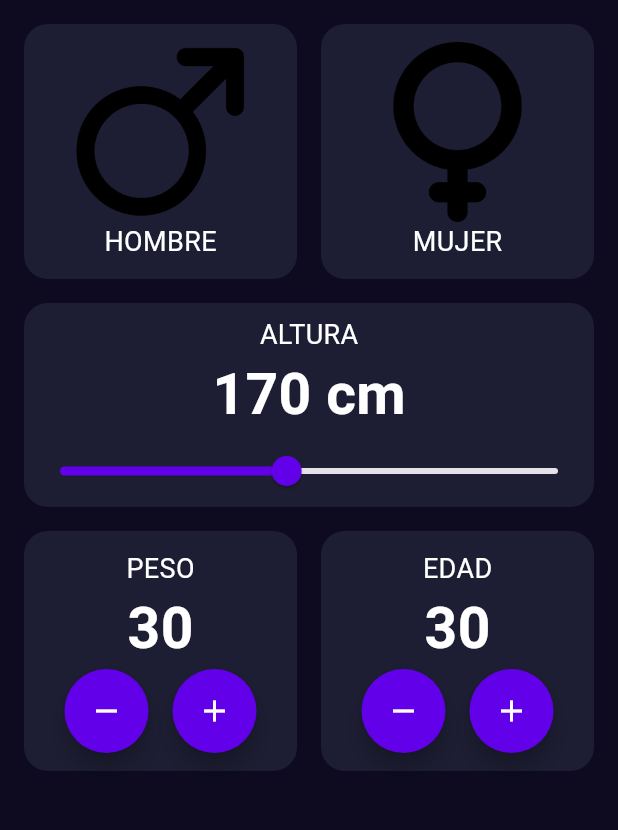
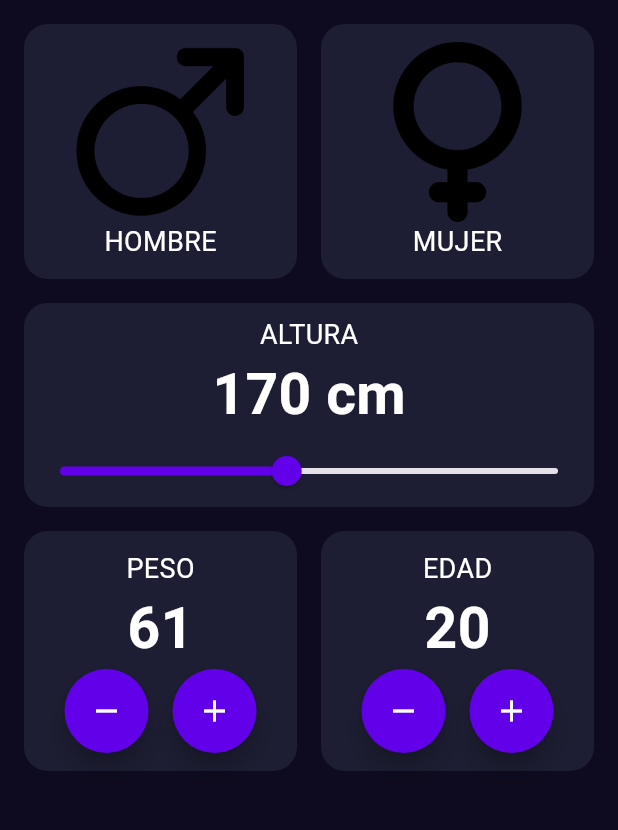
Before and after one commit to TaZZiTo/imc_calculator, a Flutter app: the screen it shows after launch, after a tap on the "add" icon, on a phone screen of 412 x 824 dp, the part 84-914 px from its top. Run offline on Flutter 3.47's test engine with Material 3 defaults, Android fonts, the phone set to English and light mode, and no system bars.

Commit message:
Añadimos captura de valores pulsados

```diff
--- a/lib/components/number_selector.dart
+++ b/lib/components/number_selector.dart
@@ -5,7 +5,14 @@ import 'package:imc_calculator/core/text_styles.dart';
 
 class NumberSelector extends StatefulWidget {
   final String title;
-  const NumberSelector({super.key, required this.title});
+  final Function() onIncrement;
+  final int value;
+  const NumberSelector({
+    super.key,
+    required this.title,
+    required this.value,
+    required this.onIncrement,
+  });
 
   @override
   State<NumberSelector> createState() => _NumberSelectorState();
@@ -15,16 +22,21 @@ class _NumberSelectorState extends State<NumberSelector> {
   @override
   Widget build(BuildContext context) {
     return Container(
-    decoration: DecorationStyles.containerStyle, //Usamos la clase creada para definir los container
+      decoration: DecorationStyles
+          .containerStyle, //Usamos la clase creada para definir los container
       child: Padding(
         padding: const EdgeInsets.all(12),
         child: Column(
           children: [
             Text(widget.title, style: TextStyles.bodyText),
-            Text('30',style: TextStyle(
-              color: Colors.white,
-              fontSize: 38,
-              fontWeight: FontWeight.bold,)),
+            Text(
+              widget.value.toString(),
+              style: TextStyle(
+                color: Colors.white,
+                fontSize: 38,
+                fontWeight: FontWeight.bold,
+              ),
+            ),
             Row(
               mainAxisAlignment: MainAxisAlignment.center,
               children: [
@@ -38,7 +50,9 @@ class _NumberSelectorState extends State<NumberSelector> {
                 SizedBox(width: 16),
                 //Boton Mas
                 FloatingActionButton(
-                  onPressed: () {},
+                  onPressed: () {
+                    widget.onIncrement();
+                  },
                   shape: CircleBorder(),
                   backgroundColor: AppColors.primary,
                   child: Icon(Icons.add, color: Colors.white),
--- a/lib/screens/imc_home_screen.dart
+++ b/lib/screens/imc_home_screen.dart
@@ -11,6 +11,9 @@ class ImcHomeScreen extends StatefulWidget {
 }
 
 class _ImcHomeScreenState extends State<ImcHomeScreen> {
+  int selectedAge = 20;
+  int selectedWeight = 60;
+
   @override
   Widget build(BuildContext context) {
     return Column(
@@ -21,9 +24,18 @@ class _ImcHomeScreenState extends State<ImcHomeScreen> {
           padding: const EdgeInsets.all(16),
           child: Row(
             children: [
-          Expanded(child: NumberSelector(title: 'PESO')),
+          Expanded(child: NumberSelector(
+            title: 'PESO',value:selectedWeight, onIncrement: (){
+            setState(() {
+              selectedWeight++;
+            });
+          },)),
           SizedBox(width: 16),
-          Expanded(child: NumberSelector(title: 'EDAD')),
+          Expanded(child: NumberSelector(title: 'EDAD',value:selectedAge, onIncrement: (){
+            setState(() {
+              selectedAge++;
+            });
+          },)),
             ]
           ),
         )
```
